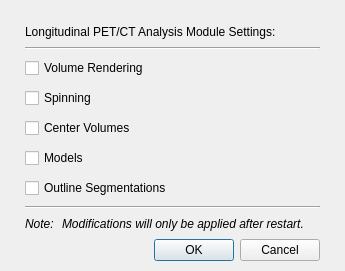
Qt form Resources/UI/qSlicerLongitudinalPETCTModuleSettingsDialog.ui (paulcm/LongitudinalPETCT) before a commit.
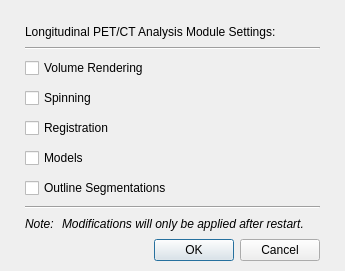
The same form after that commit. Icons and pictures are not drawn.

Commit message: ENH: Replaced center volumes with registration setting

Diff of the .ui file:
```diff
--- a/Resources/UI/qSlicerLongitudinalPETCTModuleSettingsDialog.ui
+++ b/Resources/UI/qSlicerLongitudinalPETCTModuleSettingsDialog.ui
@@ -88,7 +88,7 @@
         <string>Select whether all image data should be centered in the view.</string>
        </property>
        <property name="text">
-        <string>Center Volumes</string>
+        <string>Registration</string>
        </property>
        <property name="icon">
         <iconset resource="../qSlicerLongitudinalPETCTModule.qrc">
```
Left out of the diff: 6 changed lines with no effect on the pictures. The commit also changes 1 other file.
